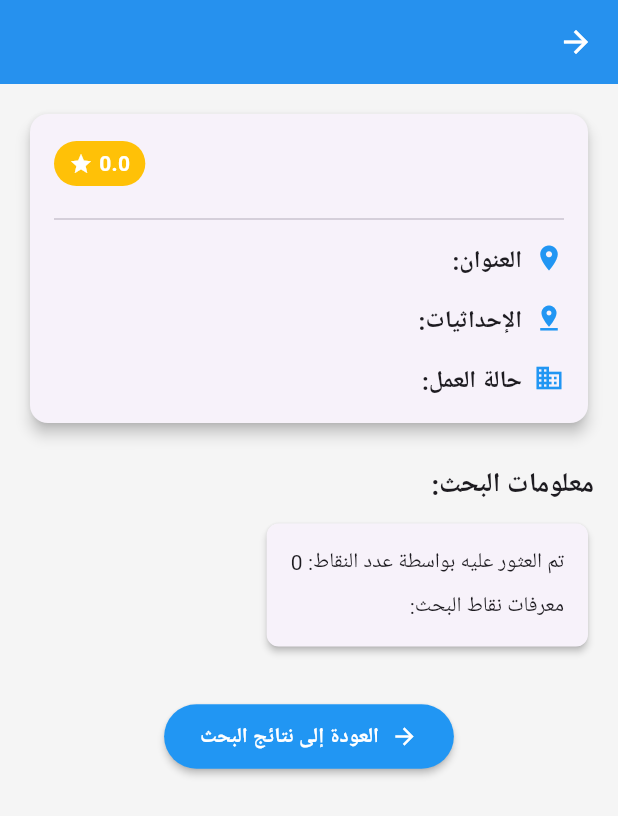
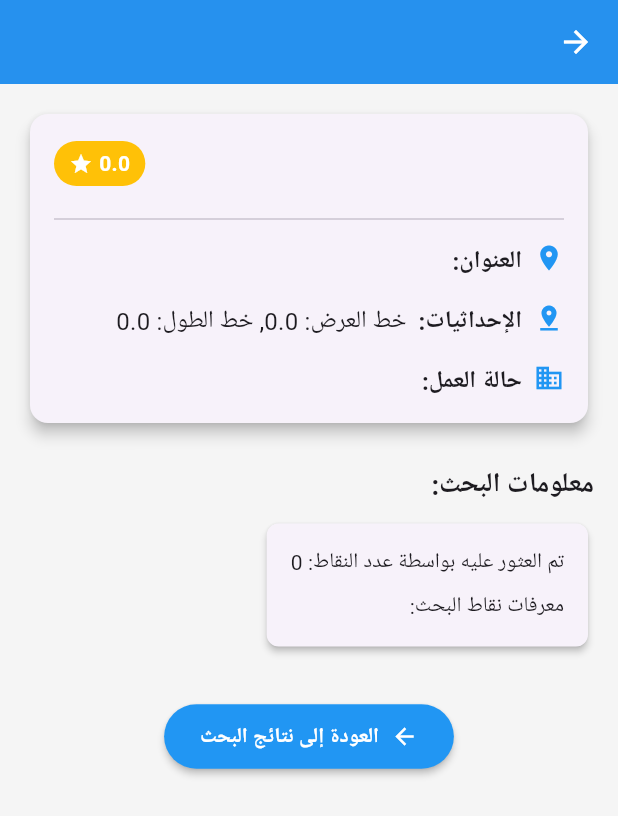
Before and after one commit to walidmunawwar/claude_nearby_n8n_intergration, a Flutter app: the PlaceDetailsScreen screen opened directly with empty values, on a phone screen of 412 x 824 dp. Shown: the top 816 px of the screen. Run offline on Flutter 3.47's test engine with Material 3 defaults, Android fonts, the phone set to English and light mode, and no system bars; our stand-ins replace dio; Roboto replaces fonts that are missing (Almarai).

Commit message:
https://claude.ai/chat/6e6a6021-2a36-4c6d-aafd-9b0852091be1

```diff
--- a/assets/translations/ar.json
+++ b/assets/translations/ar.json
@@ -16,10 +16,17 @@
   "back_to_results": "العودة إلى نتائج البحث",
   "address": "العنوان:",
   "coordinates": "الإحداثيات:",
+  "latitude": "خط العرض:",
+  "longitude": "خط الطول:",
   "categories": "الفئات:",
   "business_status": "حالة العمل:",
   "operational": "مفتوح",
   "language": "اللغة",
   "english": "الإنجليزية",
-  "arabic": "العربية"
+  "arabic": "العربية",
+  "place_info": "معلومات المكان",
+  "search_info_title": "معلومات البحث:",
+  "rating": "التقييم:",
+  "view_details": "عرض التفاصيل",
+  "place_details": "تفاصيل المكان"
 }
--- a/lib/screens/place_details_screen.dart
+++ b/lib/screens/place_details_screen.dart
@@ -1,7 +1,10 @@
 import 'package:flutter/material.dart';
+import '../l10n/app_localizations.dart';
 import '../models/place.dart';
+import '../providers/locale_provider.dart';
 import '../widgets/search_info_card.dart';
 import '../widgets/place_info_card.dart';
+import 'package:provider/provider.dart';
 
 class PlaceDetailsScreen extends StatelessWidget {
   final PlaceResult place;
@@ -10,13 +13,17 @@ class PlaceDetailsScreen extends StatelessWidget {
 
   @override
   Widget build(BuildContext context) {
+    final localeProvider = Provider.of<LocaleProvider>(context);
+    final localizations = AppLocalizations.of(context);
+    final isRtl = localeProvider.isRtl;
+
     return Scaffold(
       appBar: AppBar(
-        title: Text(place.name!),
+        title: Text(place.name ?? localizations.translate('place_details')),
         centerTitle: true,
       ),
       body: Directionality(
-        textDirection: TextDirection.rtl,
+        textDirection: isRtl ? TextDirection.rtl : TextDirection.ltr,
         child: SingleChildScrollView(
           padding: const EdgeInsets.all(16.0),
           child: Column(
@@ -28,9 +35,9 @@ class PlaceDetailsScreen extends StatelessWidget {
               const SizedBox(height: 24),
 
               // عنوان معلومات البحث
-              const Text(
-                'معلومات البحث:',
-                style: TextStyle(fontSize: 18, fontWeight: FontWeight.bold),
+              Text(
+                localizations.translate('search_info_title'),
+                style: const TextStyle(fontSize: 18, fontWeight: FontWeight.bold),
               ),
               const SizedBox(height: 8),
 
@@ -45,8 +52,8 @@ class PlaceDetailsScreen extends StatelessWidget {
                   onPressed: () {
                     Navigator.pop(context);
                   },
-                  icon: const Icon(Icons.arrow_back),
-                  label: const Text('العودة إلى نتائج البحث'),
+                  icon: Icon(isRtl ? Icons.arrow_forward : Icons.arrow_back),
+                  label: Text(localizations.translate('back_to_results')),
                   style: ElevatedButton.styleFrom(
                     padding: const EdgeInsets.symmetric(horizontal: 24, vertical: 12),
                   ),
--- a/lib/widgets/place_info_card.dart
+++ b/lib/widgets/place_info_card.dart
@@ -1,4 +1,5 @@
 import 'package:flutter/material.dart';
+import '../l10n/app_localizations.dart';
 import '../models/place.dart';
 
 class PlaceInfoCard extends StatelessWidget {
@@ -8,6 +9,8 @@ class PlaceInfoCard extends StatelessWidget {
 
   @override
   Widget build(BuildContext context) {
+    final localizations = AppLocalizations.of(context);
+
     return Card(
       elevation: 4,
       shape: RoundedRectangleBorder(borderRadius: BorderRadius.circular(12)),
@@ -23,7 +26,7 @@ class PlaceInfoCard extends StatelessWidget {
               children: [
                 Expanded(
                   child: Text(
-                    place.name!,
+                    place.name ?? '',
                     style: const TextStyle(
                       fontSize: 24,
                       fontWeight: FontWeight.bold,
@@ -31,7 +34,7 @@ class PlaceInfoCard extends StatelessWidget {
                   ),
                 ),
                 if (place.rating != null)
-                  _buildRatingBadge(place.rating!),
+                  _buildRatingBadge(place.rating!, localizations),
               ],
             ),
             const SizedBox(height: 12),
@@ -39,23 +42,28 @@ class PlaceInfoCard extends StatelessWidget {
             const SizedBox(height: 8),
 
             // العنوان
-            _buildDetailRow(Icons.location_on, 'العنوان:', place.address!),
+            _buildDetailRow(
+              Icons.location_on,
+              localizations.translate('address'),
+              place.address ?? '',
+            ),
             const SizedBox(height: 16),
 
             // الإحداثيات
-            _buildDetailRow(
-              Icons.pin_drop,
-              'الإحداثيات:',
-              ""
-              // 'خط العرض: ${place.location['lat']}, خط الطول: ${place.location['lng']}',
-            ),
-            const SizedBox(height: 16),
+            if (place.location != null)
+              _buildDetailRow(
+                Icons.pin_drop,
+                localizations.translate('coordinates'),
+                '${localizations.translate('latitude')} ${place.location!.lat}, ${localizations.translate('longitude')} ${place.location!.lng}',
+              ),
+            if (place.location != null)
+              const SizedBox(height: 16),
 
             // الفئات
-            if (place.types!.isNotEmpty) ...[
+            if (place.types != null && place.types!.isNotEmpty) ...[
               _buildDetailRow(
                 Icons.category,
-                'الفئات:',
+                localizations.translate('categories'),
                 place.types!.join(', '),
               ),
               const SizedBox(height: 16),
@@ -64,8 +72,10 @@ class PlaceInfoCard extends StatelessWidget {
             // حالة العمل
             _buildDetailRow(
               Icons.business,
-              'حالة العمل:',
-              place.businessStatus == 'OPERATIONAL' ? 'مفتوح' : place.businessStatus!,
+              localizations.translate('business_status'),
+              place.businessStatus == 'OPERATIONAL'
+                  ? localizations.translate('operational')
+                  : (place.businessStatus ?? ''),
             ),
           ],
         ),
@@ -73,7 +83,7 @@ class PlaceInfoCard extends StatelessWidget {
     );
   }
 
-  Widget _buildRatingBadge(double rating) {
+  Widget _buildRatingBadge(double rating, AppLocalizations localizations) {
     return Container(
       padding: const EdgeInsets.symmetric(horizontal: 10, vertical: 5),
       decoration: BoxDecoration(
--- a/lib/widgets/search_info_card.dart
+++ b/lib/widgets/search_info_card.dart
@@ -1,4 +1,5 @@
 import 'package:flutter/material.dart';
+import '../l10n/app_localizations.dart';
 import '../models/place.dart';
 
 class SearchInfoCard extends StatelessWidget {
@@ -8,6 +9,8 @@ class SearchInfoCard extends StatelessWidget {
 
   @override
   Widget build(BuildContext context) {
+    final localizations = AppLocalizations.of(context);
+
     return Card(
       elevation: 2,
       child: Padding(
@@ -15,9 +18,19 @@ class SearchInfoCard extends StatelessWidget {
         child: Column(
           crossAxisAlignment: CrossAxisAlignment.start,
           children: [
-            Text('تم العثور عليه بواسطة عدد النقاط: ${place.foundInSearchPoints}'),
+            Text(
+              localizations.translate(
+                'found_by_points_count',
+                args: {'count': '${place.foundInSearchPoints ?? 0}'},
+              ),
+            ),
             const SizedBox(height: 8),
-            Text('معرفات نقاط البحث: ${place.foundByPointIds!.join(', ')}'),
+            Text(
+              localizations.translate(
+                'search_point_ids',
+                args: {'ids': place.foundByPointIds?.join(', ') ?? ''},
+              ),
+            ),
           ],
         ),
       ),
```
Also changed, not shown: lib/widgets/place_list_item.dart (+4 -3 lines), lib/widgets/search_prompt_card.dart (+13 -10 lines).
